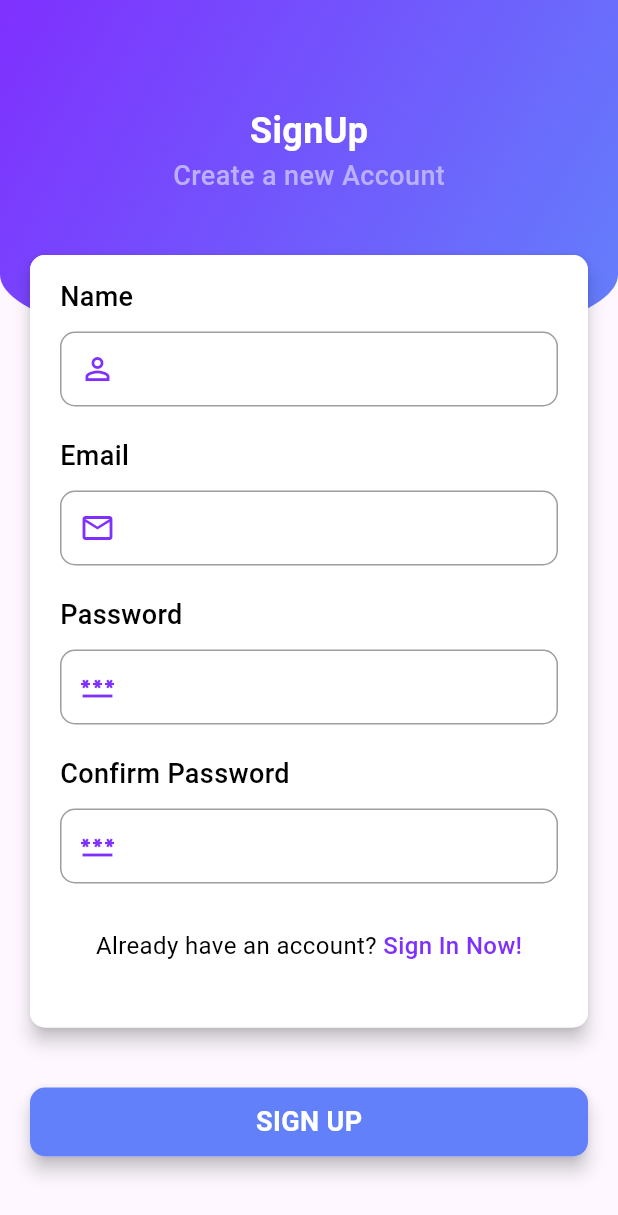
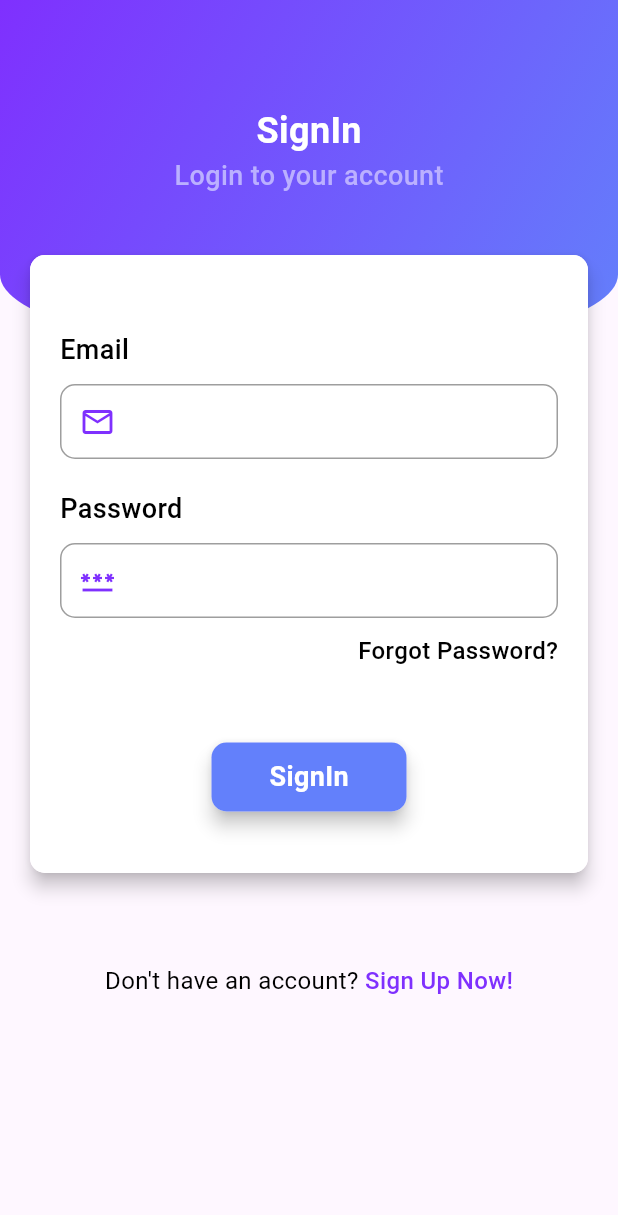
Before and after one commit to KhunchayNe/demo24, a Flutter app: the screen it shows after launch, on a phone screen of 412 x 824 dp. Shown: the top 1215 px of the screen. Run offline on Flutter 3.47's test engine with Material 3 defaults, Android fonts, the light colour scheme and no system bars; our stand-ins replace cloud_firestore, firebase_auth, firebase_core, random_string, shared_preferences; accounts and stored records are empty.

Commit message:
login, register, forgot

```diff
--- a/lib/main.dart
+++ b/lib/main.dart
@@ -1,6 +1,8 @@
 import 'package:flutter/material.dart';
 import 'package:demo24/pages/home.dart';
+import 'package:demo24/pages/login.dart';
 import 'package:demo24/service/auth.dart';
+import 'package:demo24/pages/forgotpassword.dart';
 import 'package:firebase_core/firebase_core.dart';
 
 void main() async {
@@ -37,7 +39,7 @@ class MyApp extends StatelessWidget {
         colorScheme: ColorScheme.fromSeed(seedColor: Colors.deepPurple),
         useMaterial3: true,
       ),
-      home: Home(),
+      home: Login(),
     );
   }
 }
--- /dev/null
+++ b/lib/pages/login.dart
@@ -0,0 +1,278 @@
+import 'package:flutter/material.dart';
+import 'package:demo24/pages/home.dart';
+import 'package:demo24/service/database.dart';
+import 'package:demo24/service/shared_pref.dart';
+import 'package:firebase_auth/firebase_auth.dart';
+import 'package:cloud_firestore/cloud_firestore.dart';
+
+class Login extends StatefulWidget {
+  const Login({super.key});
+
+  @override
+  State<Login> createState() => _LoginState();
+}
+
+class _LoginState extends State<Login> {
+ String email = "", password = "", name = "", pic = "", username = "", id = "";
+  TextEditingController usermailcontroller = TextEditingController();
+  TextEditingController userpasswordcontroller = TextEditingController();
+
+  final _formkey = GlobalKey<FormState>();
+
+  userLogin() async {
+    try {
+      await FirebaseAuth.instance
+          .signInWithEmailAndPassword(email: email, password: password);
+
+      QuerySnapshot querySnapshot =
+          await DatabaseMethods().getUserbyemail(email);
+
+      name = "${querySnapshot.docs[0]["Name"]}";
+      username = "${querySnapshot.docs[0]["username"]}";
+      pic = "${querySnapshot.docs[0]["Photo"]}";
+      id = querySnapshot.docs[0].id;
+
+      await SharedPreferenceHelper().saveUserDisplayName(name);
+      await SharedPreferenceHelper().saveUserName(username);
+      await SharedPreferenceHelper().saveUserId(id);
+      await SharedPreferenceHelper().saveUserPic(pic);
+
+      Navigator.pushReplacement(
+          context, MaterialPageRoute(builder: (context) => Home()));
+    } on FirebaseAuthException catch (e) {
+      if (e.code == 'user-not-found') {
+        ScaffoldMessenger.of(context).showSnackBar(SnackBar(
+            backgroundColor: Colors.orangeAccent,
+            content: Text(
+              "No User Found for that Email",
+              style: TextStyle(fontSize: 18.0, color: Colors.black),
+            )));
+      } else if (e.code == 'wrong-password') {
+        ScaffoldMessenger.of(context).showSnackBar(SnackBar(
+            backgroundColor: Colors.orangeAccent,
+            content: Text(
+              "Wrong Password Provided by User",
+              style: TextStyle(fontSize: 18.0, color: Colors.black),
+            )));
+      }
+    }
+  }
+
+  @override
+  Widget build(BuildContext context) {
+    return Scaffold(
+      body: Container(
+        child: Stack(
+          children: [
+            Container(
+                height: MediaQuery.of(context).size.height / 3.5,
+                width: MediaQuery.of(context).size.width,
+                decoration: BoxDecoration(
+                    gradient: LinearGradient(
+                        colors: [Color(0xFF7f30fe), Color(0xFF6380fb)],
+                        begin: Alignment.topLeft,
+                        end: Alignment.bottomRight),
+                    borderRadius: BorderRadius.vertical(
+                        bottom: Radius.elliptical(
+                            MediaQuery.of(context).size.width, 105.0)))),
+            Padding(
+              padding: const EdgeInsets.only(top: 70.0),
+              child: Column(
+                children: [
+                  Center(
+                      child: Text(
+                    "SignIn",
+                    style: TextStyle(
+                        color: Colors.white,
+                        fontSize: 24.0,
+                        fontWeight: FontWeight.bold),
+                  )),
+                  Center(
+                      child: Text(
+                    "Login to your account",
+                    style: TextStyle(
+                        color: Color(0xFFbbb0ff),
+                        fontSize: 18.0,
+                        fontWeight: FontWeight.w500),
+                  )),
+                  SizedBox(
+                    height: 20.0,
+                  ),
+                  Container(
+                    margin:
+                        EdgeInsets.symmetric(vertical: 20.0, horizontal: 20.0),
+                    child: Material(
+                      elevation: 5.0,
+                      borderRadius: BorderRadius.circular(10),
+                      child: Container(
+                        padding: EdgeInsets.symmetric(
+                            vertical: 50.0, horizontal: 20.0),
+                        height: MediaQuery.of(context).size.height / 2,
+                        width: MediaQuery.of(context).size.width,
+                        decoration: BoxDecoration(
+                            color: Colors.white,
+                            borderRadius: BorderRadius.circular(10)),
+                        child: Form(
+                          key: _formkey,
+                          child: Column(
+                            crossAxisAlignment: CrossAxisAlignment.start,
+                            children: [
+                              Text(
+                                "Email",
+                                style: TextStyle(
+                                    color: Colors.black,
+                                    fontSize: 18.0,
+                                    fontWeight: FontWeight.w500),
+                              ),
+                              SizedBox(
+                                height: 10.0,
+                              ),
+                              Container(
+                                decoration: BoxDecoration(
+                                    border: Border.all(
+                                        width: 1.0, color: Colors.black38),
+                                    borderRadius: BorderRadius.circular(10)),
+                                child: TextFormField(
+                                  controller: usermailcontroller,
+                                  validator: (value) {
+                                    if (value == null || value.isEmpty) {
+                                      return 'Please Enter E-mail';
+                                    }
+                                    return null;
+                                  },
+                                  decoration: InputDecoration(
+                                      border: InputBorder.none,
+                                      prefixIcon: Icon(
+                                        Icons.mail_outline,
+                                        color: Color(0xFF7f30fe),
+                                      )),
+                                ),
+                              ),
+                              SizedBox(
+                                height: 20.0,
+                              ),
+                              Text(
+                                "Password",
+                                style: TextStyle(
+                                    color: Colors.black,
+                                    fontSize: 18.0,
+                                    fontWeight: FontWeight.w500),
+                              ),
+                              SizedBox(
+                                height: 10.0,
+                              ),
+                              Container(
+                                decoration: BoxDecoration(
+                                    border: Border.all(
+                                        width: 1.0, color: Colors.black38),
+                                    borderRadius: BorderRadius.circular(10)),
+                                child: TextFormField(
+                                  controller: userpasswordcontroller,
+                                  validator: (value) {
+                                    if (value == null || value.isEmpty) {
+                                      return 'Please Enter Password';
+                                    }
+                                    return null;
+                                  },
+                                  decoration: InputDecoration(
+                                      border: InputBorder.none,
+                                      prefixIcon: Icon(
+                                        Icons.password,
+                                        color: Color(0xFF7f30fe),
+                                      )),
+                                  obscureText: true,
+                                ),
+                              ),
+                              SizedBox(
+                                height: 10.0,
+                              ),
+                              Container(
+                                alignment: Alignment.bottomRight,
+                                child: Text(
+                                  "Forgot Password?",
+                                  style: TextStyle(
+                                      color: Colors.black,
+                                      fontSize: 16.0,
+                                      fontWeight: FontWeight.w500),
+                                ),
+                              ),
+                              SizedBox(
+                                height: 50.0,
+                              ),
+                              GestureDetector(
+                                onTap: () {
+                                  if (_formkey.currentState!.validate()) {
+                                    setState(() {
+                                      email = usermailcontroller.text;
+                                      password = userpasswordcontroller.text;
+                                    });
+                                  }
+                                  userLogin();
+                                },
+                                child: Center(
+                                  child: SizedBox(
+                                    width: 130,
+                                    child: Material(
+                                      elevation: 5.0,
+                                      borderRadius: BorderRadius.circular(10),
+                                      child: Container(
+                                        padding: EdgeInsets.all(10),
+                                        decoration: BoxDecoration(
+                                            color: Color(0xFF6380fb),
+                                            borderRadius:
+                                                BorderRadius.circular(10)),
+                                        child: Center(
+                                            child: Text(
+                                          "SignIn",
+                                          style: TextStyle(
+                                              color: Colors.white,
+                                              fontSize: 18.0,
+                                              fontWeight: FontWeight.bold),
+                                        )),
+                                      ),
+                                    ),
+                                  ),
+                                ),
+                              ),
+                            ],
+                          ),
+                        ),
+                      ),
+                    ),
+                  ),
+                  SizedBox(
+                    height: 40.0,
+                  ),
+                  Row(
+                    mainAxisAlignment: MainAxisAlignment.center,
+                    children: [
+                      Text(
+                        "Don't have an account?",
+                        style: TextStyle(color: Colors.black, fontSize: 16.0),
+                      ),
+                      GestureDetector(
+                        onTap: () {
+                          Navigator.push(
+                              context,
+                              MaterialPageRoute(
+                                  builder: (context) => Home()));
+                        },
+                        child: Text(
+                          " Sign Up Now!",
+                          style: TextStyle(
+                              color: Color(0xFF7f30fe),
+                              fontSize: 16.0,
+                              fontWeight: FontWeight.w500),
+                        ),
+                      )
+                    ],
+                  )
+                ],
+              ),
+            )
+          ],
+        ),
+      ),
+    );
+  }
+}
```
Also changed, not shown: lib/pages/forgotpassword.dart (added, +205 -0 lines).
